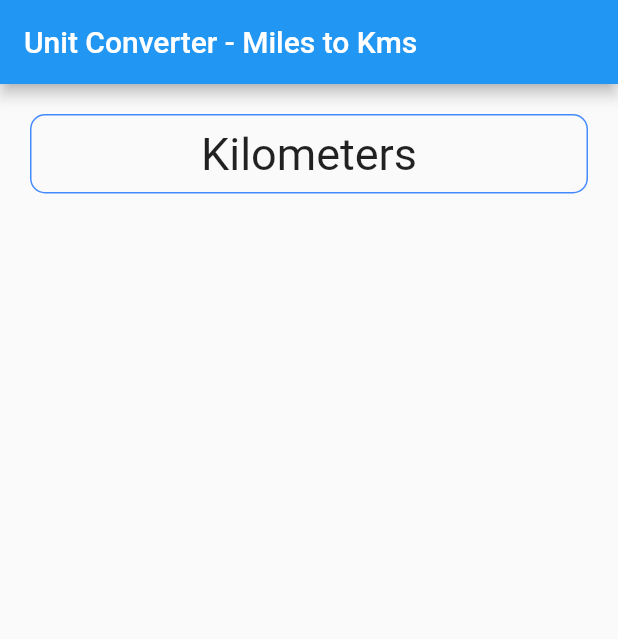
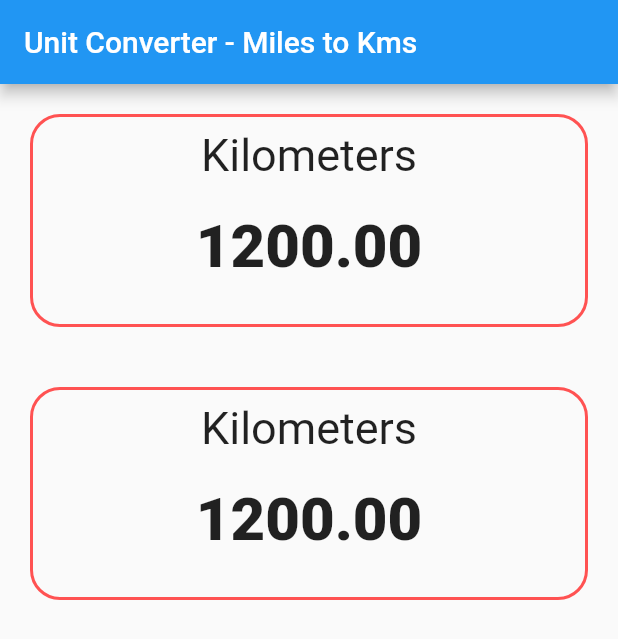
Before and after one commit to lokeshramamoorthi/anyconverter, a Flutter app: the screen it shows after launch, on a phone screen of 412 x 824 dp. Shown: the top 639 px of the screen. Run offline on Flutter 3.47's test engine with Material 2 defaults, Android fonts, the phone set to English and light mode, and no system bars.

Commit message:
Edited conversion screen

```diff
--- a/lib/screens/coversionscreen.dart
+++ b/lib/screens/coversionscreen.dart
@@ -14,14 +14,29 @@ class ConversionScreen extends StatelessWidget {
             mainAxisAlignment: MainAxisAlignment.start,
             crossAxisAlignment: CrossAxisAlignment.stretch,
             children: [
-              Container(
+              DisplayUnitBox(),
+              DisplayUnitBox(),
+            ],
+          ),
+        ),
+      ),
+    );
+  }
+}
+
+class DisplayUnitBox extends StatelessWidget {
+  const DisplayUnitBox({Key? key}) : super(key: key);
+
+  @override
+  Widget build(BuildContext context) {
+    return Container(
       margin: EdgeInsets.all(20.0),
       decoration: BoxDecoration(
           border: Border.all(
-                      color: Colors.blueAccent,
-                      width: 1,
+            color: Colors.redAccent,
+            width: 2,
           ),
-                    borderRadius: BorderRadius.circular(10.0)),
+          borderRadius: BorderRadius.circular(20.0)),
       child: Padding(
         padding: const EdgeInsets.all(8.0),
         child: Column(
@@ -30,14 +45,19 @@ class ConversionScreen extends StatelessWidget {
               "Kilometers",
               style: TextStyle(fontSize: 30.0),
             ),
-                    ],
+            Container(
+              padding: EdgeInsets.all(20.0),
+              child: Text(
+                "1200.00",
+                style: TextStyle(
+                  fontSize: 40.0,
+                  fontWeight: FontWeight.w900,
                 ),
               ),
             ),
           ],
         ),
       ),
-      ),
     );
   }
 }
```
Lines whose indentation alone changed are shown as unchanged.
